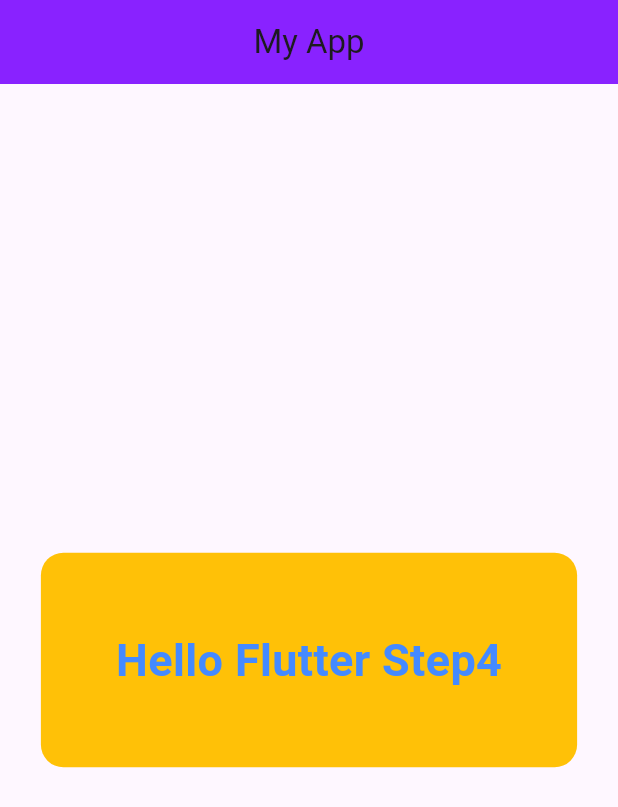
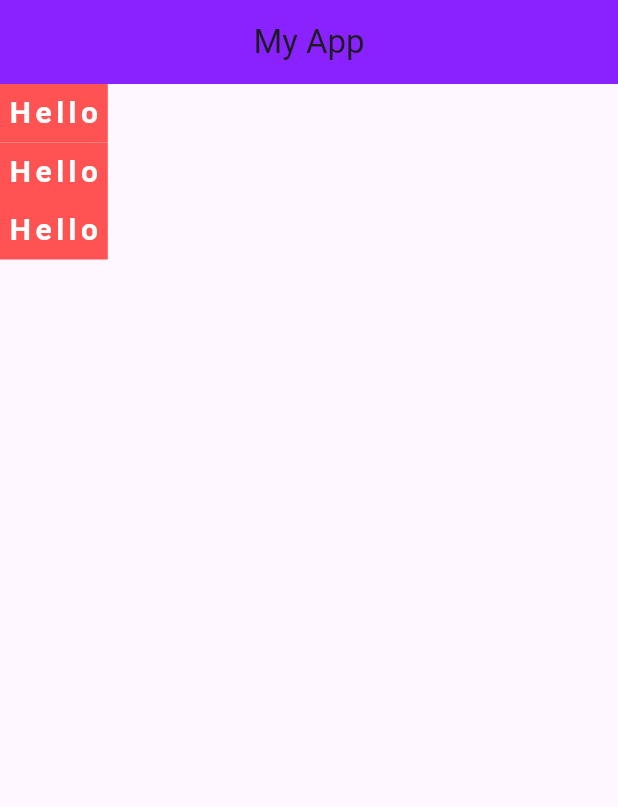
Before and after one commit to BeamSupakit/learn_flutter_67_1, a Flutter app: the screen it shows after launch, on a phone screen of 412 x 824 dp. Shown: the top 807 px of the screen. Run offline on Flutter 3.47's test engine with Material 3 defaults, Android fonts, the phone set to English and light mode, and no system bars.

Commit message:
Step 5 container row  colum main axis cross axis

```diff
--- a/lib/screen/home.dart
+++ b/lib/screen/home.dart
@@ -1,27 +1,58 @@
 import 'package:flutter/material.dart';
 
 class Home extends StatelessWidget {
-  const Home({super.key});
-
   @override
   Widget build(BuildContext context) {
-    return Center(
-      child: Container(
-        margin: const EdgeInsets.symmetric(horizontal: 20, vertical: 10),
-        padding: const EdgeInsets.all(50),
-        decoration: BoxDecoration(
-          color: Colors.amber,
-          borderRadius: BorderRadius.circular(15),
-        ),
-        child: const Text(
-          "Hello Flutter Step4",
-          style: TextStyle(
-            fontSize: 30,
-            color: Colors.blueAccent,
-            fontWeight: FontWeight.bold,
+    // return Row(
+    return Column(
+      mainAxisAlignment: MainAxisAlignment.start,
+      // mainAxisAlignment: MainAxisAlignment.center,
+      // mainAxisAlignment: MainAxisAlignment.end,
+      // mainAxisAlignment: MainAxisAlignment.spaceAround,
+      // mainAxisAlignment: MainAxisAlignment.spaceEvenly,
+      // mainAxisAlignment: MainAxisAlignment.spaceBetween,
+      // crossAxisAlignment: CrossAxisAlignment.stretch,
+      children: [
+        Container(
+          color: Colors.redAccent,
+          padding: EdgeInsets.symmetric(horizontal: 5, vertical: 5),
+          child: Text(
+            "Hello",
+            style: TextStyle(
+              fontSize: 20,
+              color: Colors.white,
+              fontWeight: FontWeight.bold,
+              letterSpacing: 3,
+            ),
           ),
         ),
-      ),
+        Container(
+          color: Colors.redAccent,
+          padding: EdgeInsets.symmetric(horizontal: 5, vertical: 5),
+          child: Text(
+            "Hello",
+            style: TextStyle(
+              fontSize: 20,
+              color: Colors.white,
+              fontWeight: FontWeight.bold,
+              letterSpacing: 3,
+            ),
+          ),
+        ),
+        Container(
+          color: Colors.redAccent,
+          padding: EdgeInsets.symmetric(horizontal: 5, vertical: 5),
+          child: Text(
+            "Hello",
+            style: TextStyle(
+              fontSize: 20,
+              color: Colors.white,
+              fontWeight: FontWeight.bold,
+              letterSpacing: 3,
+            ),
+          ),
+        ),
+      ],
     );
   }
 }
```
